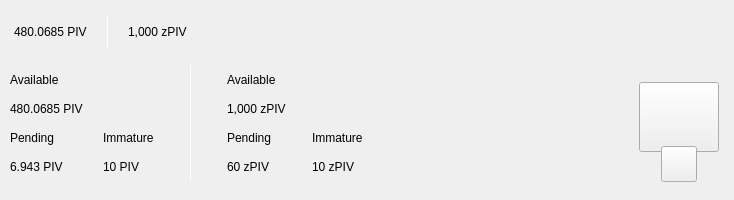
The window that src/qt/pivx/forms/topbar.ui (PivxLiteDev/PivxLite) describes before a commit, drawn with Qt 5.
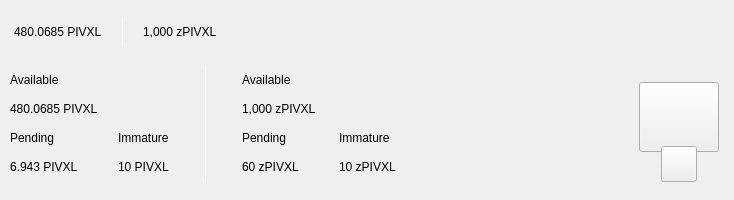
The same window after the commit. Custom widgets are drawn as their Qt base class.

Commit message: renamed PIV -> PIVXL, zPIV -> zPIVXL, mPIV -> mPIVXL and uPIV -> uPIVXL

```diff
--- a/src/qt/pivx/forms/topbar.ui
+++ b/src/qt/pivx/forms/topbar.ui
@@ -119,7 +119,7 @@
                <string notr="true">padding:0px;margin:0px;</string>
               </property>
               <property name="text">
-               <string notr="true">480.0685 PIV</string>
+               <string notr="true">480.0685 PIVXL</string>
               </property>
              </widget>
             </item>
@@ -188,7 +188,7 @@
                </size>
               </property>
               <property name="text">
-               <string notr="true">1,000 zPIV</string>
+               <string notr="true">1,000 zPIVXL</string>
               </property>
              </widget>
             </item>
@@ -408,7 +408,7 @@
                <item>
                 <widget class="QLabel" name="labelAmountPiv">
                  <property name="text">
-                  <string notr="true">480.0685 PIV</string>
+                  <string notr="true">480.0685 PIVXL</string>
                  </property>
                 </widget>
                </item>
@@ -431,7 +431,7 @@
                  <item>
                   <widget class="QLabel" name="labelPendingPiv">
                    <property name="text">
-                    <string notr="true">6.943 PIV</string>
+                    <string notr="true">6.943 PIVXL</string>
                    </property>
                   </widget>
                  </item>
@@ -465,7 +465,7 @@
                  <item>
                   <widget class="QLabel" name="labelImmaturePiv">
                    <property name="text">
-                    <string notr="true">10 PIV</string>
+                    <string notr="true">10 PIVXL</string>
                    </property>
                   </widget>
                  </item>
@@ -529,7 +529,7 @@
                 <item>
                  <widget class="QLabel" name="labelAvailablezPiv">
                   <property name="text">
-                   <string notr="true">1,000 zPIV</string>
+                   <string notr="true">1,000 zPIVXL</string>
                   </property>
                  </widget>
                 </item>
@@ -552,7 +552,7 @@
                   <item>
                    <widget class="QLabel" name="labelPendingzPiv">
                     <property name="text">
-                     <string notr="true">60 zPIV</string>
+                     <string notr="true">60 zPIVXL</string>
                     </property>
                    </widget>
                   </item>
@@ -586,7 +586,7 @@
                   <item>
                    <widget class="QLabel" name="labelImmaturezPiv">
                     <property name="text">
-                     <string notr="true">10 zPIV</string>
+                     <string notr="true">10 zPIVXL</string>
                     </property>
                    </widget>
                   </item>
```
The commit also changes 100 other files.
